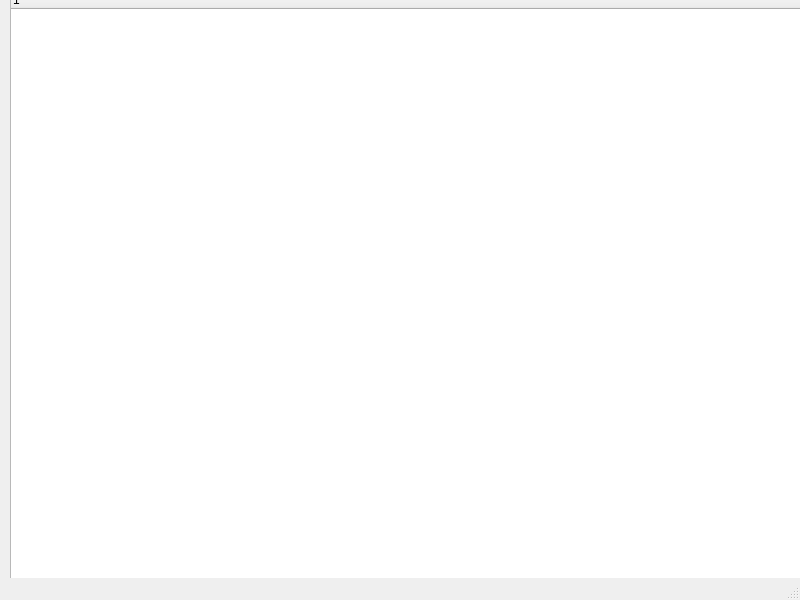
Old version of the form src/mainwindow.ui in the repository glib05/qt_widgets.
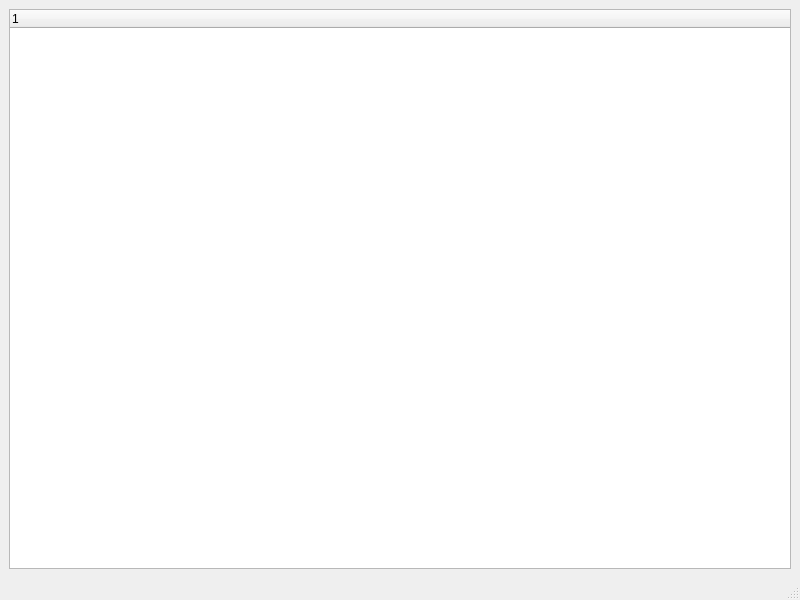
New version of the form.

Diff of the .ui file:
```diff
--- a/src/mainwindow.ui
+++ b/src/mainwindow.ui
@@ -14,14 +14,20 @@
    <string>MainWindow</string>
   </property>
   <widget class="QWidget" name="centralwidget">
+   <layout class="QVBoxLayout" name="verticalLayout">
+    <item>
    <widget class="QTreeWidget" name="treeWidget">
-    <property name="geometry">
-     <rect>
-      <x>10</x>
-      <y>-10</y>
-      <width>791</width>
-      <height>591</height>
-     </rect>
+      <property name="sizePolicy">
+       <sizepolicy hsizetype="Expanding" vsizetype="Expanding">
+        <horstretch>5</horstretch>
+        <verstretch>4</verstretch>
+       </sizepolicy>
+      </property>
+      <property name="sizeIncrement">
+       <size>
+        <width>0</width>
+        <height>0</height>
+       </size>
     </property>
     <column>
      <property name="text">
@@ -29,6 +35,8 @@
      </property>
     </column>
    </widget>
+    </item>
+   </layout>
   </widget>
   <widget class="QMenuBar" name="menubar">
    <property name="geometry">
```
Lines whose indentation alone changed are shown as unchanged.
